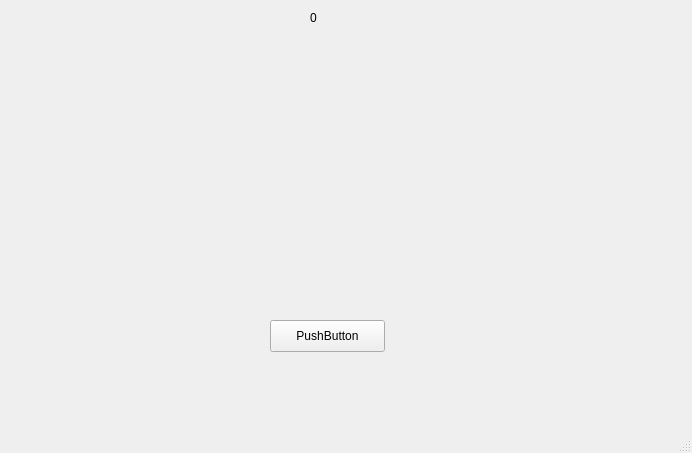
First picture: the form in CrapsMainWindow.ui, repository SNHU-CETA-CSE/crapsnqt-RyanSimas, before the edit.
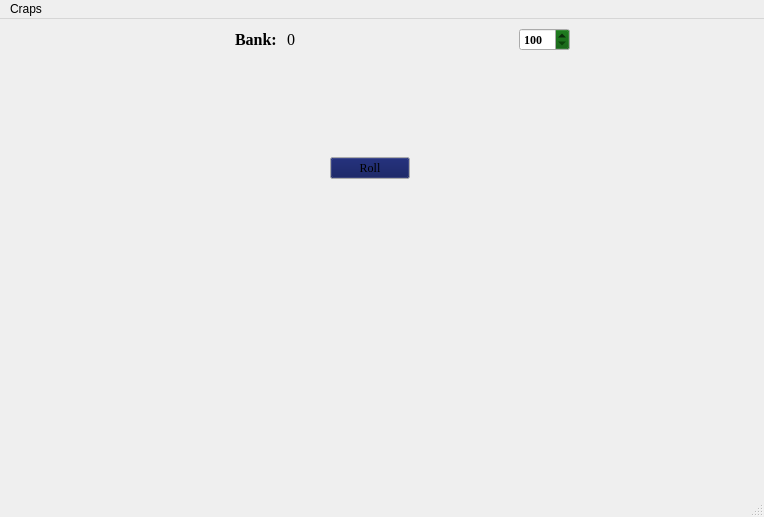
Second picture: the form after the edit. Icons and pictures are not drawn.

Patch:
```diff
--- a/CrapsMainWindow.ui
+++ b/CrapsMainWindow.ui
@@ -6,82 +6,534 @@
    <rect>
     <x>0</x>
     <y>0</y>
-    <width>692</width>
-    <height>453</height>
+    <width>764</width>
+    <height>517</height>
    </rect>
   </property>
   <property name="windowTitle">
    <string>MainWindow</string>
   </property>
   <widget class="QWidget" name="centralwidget">
-   <widget class="QPushButton" name="rollButton">
-    <property name="geometry">
-     <rect>
-      <x>270</x>
-      <y>320</y>
-      <width>115</width>
-      <height>32</height>
-     </rect>
-    </property>
-    <property name="text">
-     <string>PushButton</string>
-    </property>
-   </widget>
-   <widget class="QLabel" name="die1UI">
-    <property name="geometry">
-     <rect>
-      <x>110</x>
-      <y>40</y>
-      <width>181</width>
-      <height>171</height>
-     </rect>
-    </property>
-    <property name="text">
-     <string/>
-    </property>
-    <property name="pixmap">
-     <pixmap resource="crapsResources.qrc">:/dieImages/6</pixmap>
-    </property>
-   </widget>
-   <widget class="QLabel" name="die2UI">
-    <property name="geometry">
-     <rect>
-      <x>380</x>
-      <y>40</y>
-      <width>181</width>
-      <height>181</height>
-     </rect>
-    </property>
-    <property name="text">
-     <string/>
-    </property>
-    <property name="pixmap">
-     <pixmap resource="crapsResources.qrc">:/dieImages/5</pixmap>
-    </property>
-   </widget>
-   <widget class="QLabel" name="currentBankValueUI">
-    <property name="geometry">
-     <rect>
-      <x>310</x>
-      <y>10</y>
-      <width>58</width>
-      <height>16</height>
-     </rect>
-    </property>
-    <property name="text">
-     <string>0</string>
-    </property>
-   </widget>
+   <layout class="QGridLayout" name="gridLayout_6">
+    <item row="0" column="0">
+     <spacer name="horizontalSpacer_10">
+      <property name="orientation">
+       <enum>Qt::Horizontal</enum>
+      </property>
+      <property name="sizeHint" stdset="0">
+       <size>
+        <width>169</width>
+        <height>20</height>
+       </size>
+      </property>
+     </spacer>
+    </item>
+    <item row="0" column="1" colspan="2">
+     <layout class="QGridLayout" name="gridLayout_2">
+      <item row="0" column="0">
+       <spacer name="horizontalSpacer_5">
+        <property name="orientation">
+         <enum>Qt::Horizontal</enum>
+        </property>
+        <property name="sizeHint" stdset="0">
+         <size>
+          <width>40</width>
+          <height>20</height>
+         </size>
+        </property>
+       </spacer>
+      </item>
+      <item row="0" column="1">
+       <widget class="QLabel" name="label">
+        <property name="font">
+         <font>
+          <family>Times New Roman</family>
+          <pointsize>12</pointsize>
+          <weight>75</weight>
+          <bold>true</bold>
+         </font>
+        </property>
+        <property name="text">
+         <string>Bank: </string>
+        </property>
+        <property name="textFormat">
+         <enum>Qt::PlainText</enum>
+        </property>
+       </widget>
+      </item>
+      <item row="0" column="4">
+       <widget class="QSpinBox" name="UserBetBox">
+        <property name="palette">
+         <palette>
+          <active>
+           <colorrole role="Button">
+            <brush brushstyle="SolidPattern">
+             <color alpha="255">
+              <red>0</red>
+              <green>85</green>
+              <blue>0</blue>
+             </color>
+            </brush>
+           </colorrole>
+          </active>
+          <inactive>
+           <colorrole role="Button">
+            <brush brushstyle="SolidPattern">
+             <color alpha="255">
+              <red>0</red>
+              <green>85</green>
+              <blue>0</blue>
+             </color>
+            </brush>
+           </colorrole>
+          </inactive>
+          <disabled>
+           <colorrole role="Button">
+            <brush brushstyle="SolidPattern">
+             <color alpha="255">
+              <red>0</red>
+              <green>85</green>
+              <blue>0</blue>
+             </color>
+            </brush>
+           </colorrole>
+          </disabled>
+         </palette>
+        </property>
+        <property name="font">
+         <font>
+          <family>Times New Roman</family>
+          <weight>75</weight>
+          <bold>true</bold>
+         </font>
+        </property>
+        <property name="minimum">
+         <number>100</number>
+        </property>
+        <property name="maximum">
+         <number>1000</number>
+        </property>
+        <property name="singleStep">
+         <number>100</number>
+        </property>
+        <property name="value">
+         <number>100</number>
+        </property>
+       </widget>
+      </item>
+      <item row="0" column="2">
+       <widget class="QLabel" name="currentBankValueUI">
+        <property name="font">
+         <font>
+          <family>Times New Roman</family>
+          <pointsize>12</pointsize>
+          <italic>false</italic>
+         </font>
+        </property>
+        <property name="text">
+         <string>0</string>
+        </property>
+       </widget>
+      </item>
+      <item row="0" column="3">
+       <spacer name="horizontalSpacer_4">
+        <property name="orientation">
+         <enum>Qt::Horizontal</enum>
+        </property>
+        <property name="sizeHint" stdset="0">
+         <size>
+          <width>218</width>
+          <height>20</height>
+         </size>
+        </property>
+       </spacer>
+      </item>
+     </layout>
+    </item>
+    <item row="0" column="3">
+     <spacer name="horizontalSpacer_11">
+      <property name="orientation">
+       <enum>Qt::Horizontal</enum>
+      </property>
+      <property name="sizeHint" stdset="0">
+       <size>
+        <width>168</width>
+        <height>20</height>
+       </size>
+      </property>
+     </spacer>
+    </item>
+    <item row="1" column="2">
+     <spacer name="verticalSpacer_4">
+      <property name="orientation">
+       <enum>Qt::Vertical</enum>
+      </property>
+      <property name="sizeHint" stdset="0">
+       <size>
+        <width>20</width>
+        <height>15</height>
+       </size>
+      </property>
+     </spacer>
+    </item>
+    <item row="2" column="0" colspan="4">
+     <layout class="QGridLayout" name="gridLayout">
+      <item row="0" column="2">
+       <spacer name="horizontalSpacer_2">
+        <property name="orientation">
+         <enum>Qt::Horizontal</enum>
+        </property>
+        <property name="sizeHint" stdset="0">
+         <size>
+          <width>78</width>
+          <height>20</height>
+         </size>
+        </property>
+       </spacer>
+      </item>
+      <item row="0" column="3">
+       <widget class="QLabel" name="die2UI">
+        <property name="text">
+         <string/>
+        </property>
+        <property name="pixmap">
+         <pixmap resource="crapsResources.qrc">:/dieImages/5</pixmap>
+        </property>
+       </widget>
+      </item>
+      <item row="0" column="0">
+       <spacer name="horizontalSpacer">
+        <property name="orientation">
+         <enum>Qt::Horizontal</enum>
+        </property>
+        <property name="sizeHint" stdset="0">
+         <size>
+          <width>98</width>
+          <height>20</height>
+         </size>
+        </property>
+       </spacer>
+      </item>
+      <item row="0" column="1">
+       <widget class="QLabel" name="die1UI">
+        <property name="text">
+         <string/>
+        </property>
+        <property name="pixmap">
+         <pixmap resource="crapsResources.qrc">:/dieImages/6</pixmap>
+        </property>
+       </widget>
+      </item>
+      <item row="0" column="4">
+       <spacer name="horizontalSpacer_3">
+        <property name="orientation">
+         <enum>Qt::Horizontal</enum>
+        </property>
+        <property name="sizeHint" stdset="0">
+         <size>
+          <width>118</width>
+          <height>20</height>
+         </size>
+        </property>
+       </spacer>
+      </item>
+     </layout>
+    </item>
+    <item row="3" column="1">
+     <layout class="QGridLayout" name="gridLayout_3">
+      <item row="0" column="0">
+       <spacer name="horizontalSpacer_7">
+        <property name="orientation">
+         <enum>Qt::Horizontal</enum>
+        </property>
+        <property name="sizeHint" stdset="0">
+         <size>
+          <width>40</width>
+          <height>20</height>
+         </size>
+        </property>
+       </spacer>
+      </item>
+      <item row="0" column="1">
+       <widget class="QPushButton" name="rollButton">
+        <property name="palette">
+         <palette>
+          <active>
+           <colorrole role="Button">
+            <brush brushstyle="SolidPattern">
+             <color alpha="255">
+              <red>5</red>
+              <green>16</green>
+              <blue>85</blue>
+             </color>
+            </brush>
+           </colorrole>
+          </active>
+          <inactive>
+           <colorrole role="Button">
+            <brush brushstyle="SolidPattern">
+             <color alpha="255">
+              <red>5</red>
+              <green>16</green>
+              <blue>85</blue>
+             </color>
+            </brush>
+           </colorrole>
+          </inactive>
+          <disabled>
+           <colorrole role="Button">
+            <brush brushstyle="SolidPattern">
+             <color alpha="255">
+              <red>5</red>
+              <green>16</green>
+              <blue>85</blue>
+             </color>
+            </brush>
+           </colorrole>
+          </disabled>
+         </palette>
+        </property>
+        <property name="font">
+         <font>
+          <family>Times New Roman</family>
+          <weight>50</weight>
+          <italic>false</italic>
+          <bold>false</bold>
+         </font>
+        </property>
+        <property name="text">
+         <string>Roll</string>
+        </property>
+        <property name="iconSize">
+         <size>
+          <width>16</width>
+          <height>16</height>
+         </size>
+        </property>
+        <property name="checkable">
+         <bool>false</bool>
+        </property>
+        <property name="autoDefault">
+         <bool>false</bool>
+        </property>
+        <property name="default">
+         <bool>false</bool>
+        </property>
+        <property name="flat">
+         <bool>false</bool>
+        </property>
+       </widget>
+      </item>
+      <item row="0" column="2">
+       <spacer name="horizontalSpacer_6">
+        <property name="orientation">
+         <enum>Qt::Horizontal</enum>
+        </property>
+        <property name="sizeHint" stdset="0">
+         <size>
+          <width>40</width>
+          <height>20</height>
+         </size>
+        </property>
+       </spacer>
+      </item>
+     </layout>
+    </item>
+    <item row="4" column="1">
+     <spacer name="verticalSpacer_7">
+      <property name="orientation">
+       <enum>Qt::Vertical</enum>
+      </property>
+      <property name="sizeHint" stdset="0">
+       <size>
+        <width>20</width>
+        <height>14</height>
+       </size>
+      </property>
+     </spacer>
+    </item>
+    <item row="5" column="0">
+     <spacer name="horizontalSpacer_15">
+      <property name="orientation">
+       <enum>Qt::Horizontal</enum>
+      </property>
+      <property name="sizeHint" stdset="0">
+       <size>
+        <width>169</width>
+        <height>20</height>
+       </size>
+      </property>
+     </spacer>
+    </item>
+    <item row="5" column="1">
+     <layout class="QGridLayout" name="gridLayout_4">
+      <item row="1" column="3">
+       <widget class="QLabel" name="BankChecker">
+        <property name="text">
+         <string/>
+        </property>
+       </widget>
+      </item>
+      <item row="2" column="2">
+       <spacer name="verticalSpacer_3">
+        <property name="orientation">
+         <enum>Qt::Vertical</enum>
+        </property>
+        <property name="sizeHint" stdset="0">
+         <size>
+          <width>20</width>
+          <height>17</height>
+         </size>
+        </property>
+       </spacer>
+      </item>
+      <item row="1" column="0">
+       <spacer name="horizontalSpacer_8">
+        <property name="orientation">
+         <enum>Qt::Horizontal</enum>
+        </property>
+        <property name="sizeHint" stdset="0">
+         <size>
+          <width>40</width>
+          <height>20</height>
+         </size>
+        </property>
+       </spacer>
+      </item>
+      <item row="0" column="2">
+       <spacer name="verticalSpacer_2">
+        <property name="orientation">
+         <enum>Qt::Vertical</enum>
+        </property>
+        <property name="sizeHint" stdset="0">
+         <size>
+          <width>20</width>
+          <height>13</height>
+         </size>
+        </property>
+       </spacer>
+      </item>
+      <item row="1" column="4">
+       <spacer name="horizontalSpacer_9">
+        <property name="orientation">
+         <enum>Qt::Horizontal</enum>
+        </property>
+        <property name="sizeHint" stdset="0">
+         <size>
+          <width>40</width>
+          <height>20</height>
+         </size>
+        </property>
+       </spacer>
+      </item>
+     </layout>
+    </item>
+    <item row="5" column="3">
+     <spacer name="horizontalSpacer_14">
+      <property name="orientation">
+       <enum>Qt::Horizontal</enum>
+      </property>
+      <property name="sizeHint" stdset="0">
+       <size>
+        <width>168</width>
+        <height>20</height>
+       </size>
+      </property>
+     </spacer>
+    </item>
+    <item row="6" column="1">
+     <spacer name="verticalSpacer_6">
+      <property name="orientation">
+       <enum>Qt::Vertical</enum>
+      </property>
+      <property name="sizeHint" stdset="0">
+       <size>
+        <width>20</width>
+        <height>14</height>
+       </size>
+      </property>
+     </spacer>
+    </item>
+    <item row="7" column="1">
+     <layout class="QGridLayout" name="gridLayout_5">
+      <item row="0" column="1">
+       <spacer name="verticalSpacer">
+        <property name="orientation">
+         <enum>Qt::Vertical</enum>
+        </property>
+        <property name="sizeHint" stdset="0">
+         <size>
+          <width>20</width>
+          <height>18</height>
+         </size>
+        </property>
+       </spacer>
+      </item>
+      <item row="0" column="2" rowspan="2">
+       <spacer name="horizontalSpacer_12">
+        <property name="orientation">
+         <enum>Qt::Horizontal</enum>
+        </property>
+        <property name="sizeHint" stdset="0">
+         <size>
+          <width>40</width>
+          <height>20</height>
+         </size>
+        </property>
+       </spacer>
+      </item>
+      <item row="1" column="0">
+       <spacer name="horizontalSpacer_13">
+        <property name="orientation">
+         <enum>Qt::Horizontal</enum>
+        </property>
+        <property name="sizeHint" stdset="0">
+         <size>
+          <width>40</width>
+          <height>20</height>
+         </size>
+        </property>
+       </spacer>
+      </item>
+      <item row="1" column="1">
+       <widget class="QLabel" name="BetMessage">
+        <property name="text">
+         <string/>
+        </property>
+       </widget>
+      </item>
+      <item row="2" column="1">
+       <spacer name="verticalSpacer_5">
+        <property name="orientation">
+         <enum>Qt::Vertical</enum>
+        </property>
+        <property name="sizeHint" stdset="0">
+         <size>
+          <width>20</width>
+          <height>17</height>
+         </size>
+        </property>
+       </spacer>
+      </item>
+     </layout>
+    </item>
+   </layout>
   </widget>
   <widget class="QMenuBar" name="menubar">
    <property name="geometry">
     <rect>
      <x>0</x>
      <y>0</y>
-     <width>692</width>
-     <height>22</height>
+     <width>764</width>
+     <height>21</height>
     </rect>
    </property>
+   <widget class="QMenu" name="menuCraps">
+    <property name="title">
+     <string>Craps</string>
+    </property>
+   </widget>
+   <addaction name="menuCraps"/>
   </widget>
   <widget class="QStatusBar" name="statusbar"/>
  </widget>
```
Left out of the diff: 4 changed lines with no effect on the pictures.
